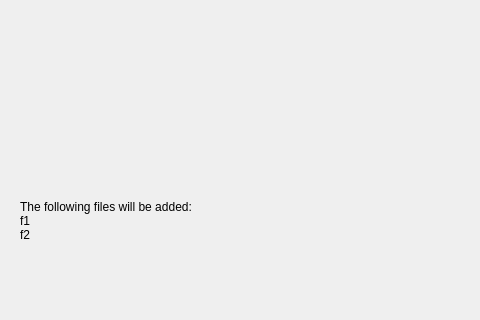
qt-creator/qt-creator, file src/plugins/projectexplorer/projectwizardpage.ui: the form before one commit; both pictures show x 0 to 480 and y 94 to 414 of the 619 by 414 pixel window.
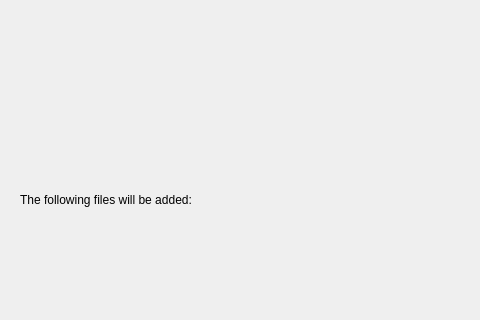
The form after the commit.

Commit message: Fixes: Do not display f1, f2 while waiting for wizard extension page data

Diff of the .ui file:
```diff
--- a/src/plugins/projectexplorer/projectwizardpage.ui
+++ b/src/plugins/projectexplorer/projectwizardpage.ui
@@ -104,8 +104,9 @@
         <widget class="QLabel" name="filesLabel">
          <property name="text">
           <string>The following files will be added:
-f1
-f2
+
+
+
 </string>
          </property>
          <property name="textInteractionFlags">
```
